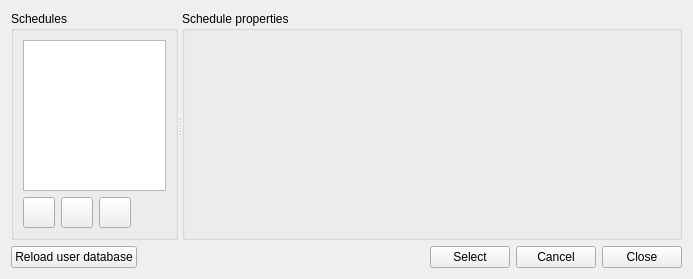
First picture: the form in SIM-VICUS/src/SVDBScheduleEditDialog.ui, repository ghorwin/SIM-VICUS, before the edit.
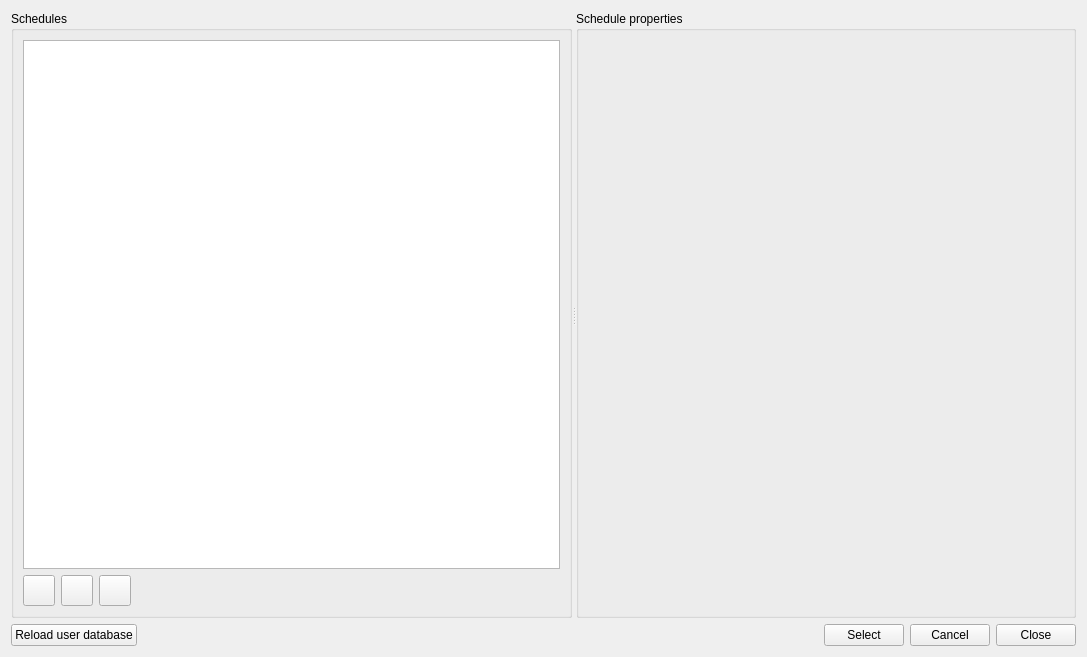
Second picture: the form after the edit. Icons and pictures are not drawn. Custom widgets are drawn as their Qt base class.

Commit message: Some review of schedule edit dialog.

The edit to the form file:
```diff
--- a/SIM-VICUS/src/SVDBScheduleEditDialog.ui
+++ b/SIM-VICUS/src/SVDBScheduleEditDialog.ui
@@ -6,8 +6,8 @@
    <rect>
     <x>0</x>
     <y>0</y>
-    <width>693</width>
-    <height>279</height>
+    <width>1087</width>
+    <height>657</height>
    </rect>
   </property>
   <property name="windowTitle">
```
Left out of the diff: 2 changed lines with no effect on the pictures. The commit also changes 3 other files.
